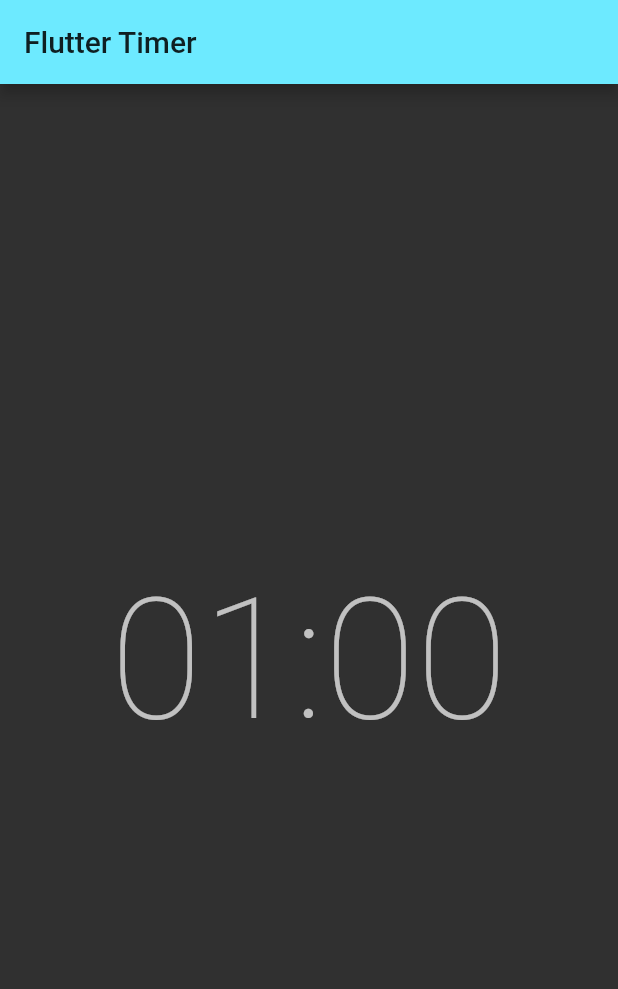
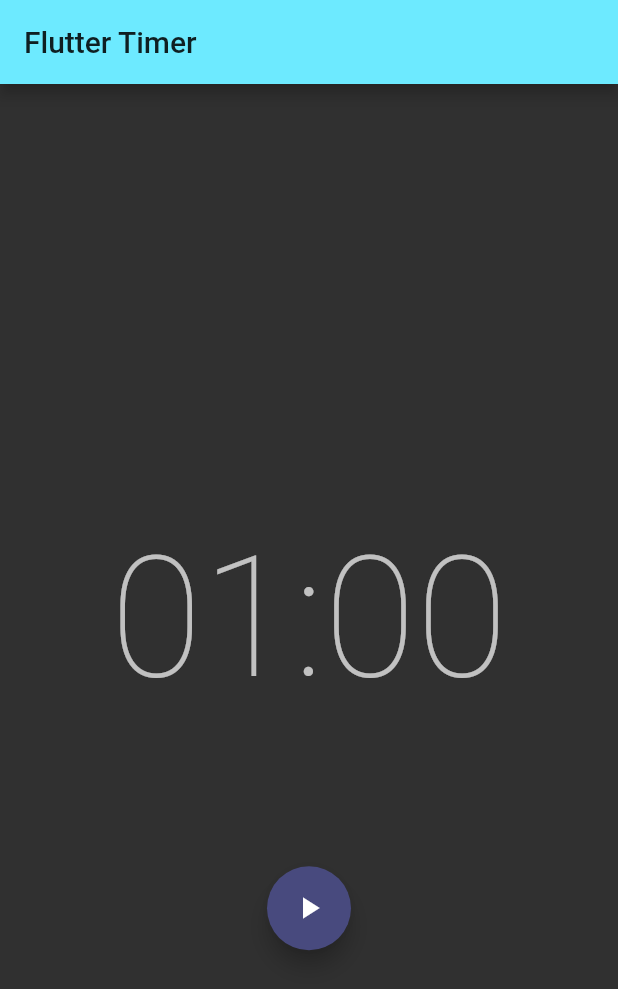
Before and after one commit to AlainHsu/flutter-bloc-architecture, a Flutter app: the screen it shows after launch, on a phone screen of 412 x 824 dp. Shown: the top 989 px of the screen. Run offline on Flutter 3.47's test engine with Material 2 defaults, Android fonts, the phone set to English and light mode, and no system bars; our stand-ins replace bloc, equatable, flutter_bloc.

Commit message:
feat: add timer actions

```diff
--- a/flutter_timer/lib/app.dart
+++ b/flutter_timer/lib/app.dart
@@ -1,5 +1,5 @@
 import 'package:flutter/material.dart';
-import 'package:flutter_timer/view/timer_page.dart';
+import 'package:flutter_timer/timer/view/timer_page.dart';
 
 class App extends StatelessWidget {
   @override
--- /dev/null
+++ b/flutter_timer/lib/timer/timer.dart
@@ -0,0 +1,2 @@
+export 'bloc/timer_bloc.dart';
+export 'view/timer_page.dart';
--- /dev/null
+++ b/flutter_timer/lib/timer/view/timer_page.dart
@@ -0,0 +1,113 @@
+import 'package:flutter/material.dart';
+import 'package:flutter_bloc/flutter_bloc.dart';
+import 'package:flutter_timer/timer/timer.dart';
+
+import '../../ticker.dart';
+
+class TimerPage extends StatelessWidget {
+  @override
+  Widget build(BuildContext context) {
+    return BlocProvider(
+      create: (_) => TimerBloc(ticker: Ticker()),
+      child: TimerView(),
+    );
+  }
+}
+
+class TimerView extends StatelessWidget {
+  const TimerView({Key? key}) : super(key: key);
+
+  @override
+  Widget build(BuildContext context) {
+    return Scaffold(
+      appBar: AppBar(
+        title: Text('Flutter Timer'),
+      ),
+      body: Stack(
+        children: [
+          // Background(),
+          Column(
+            mainAxisAlignment: MainAxisAlignment.center,
+            crossAxisAlignment: CrossAxisAlignment.center,
+            children: [
+              Padding(
+                padding: EdgeInsets.symmetric(vertical: 100.0),
+                child: Center(
+                  child: TimerText(),
+                ),
+              ),
+              Actions()
+            ],
+          )
+        ],
+      ),
+    );
+  }
+}
+
+class TimerText extends StatelessWidget {
+  const TimerText({Key? key}) : super(key: key);
+
+  @override
+  Widget build(BuildContext context) {
+    final duration = context.select((TimerBloc bloc) => bloc.state.duration);
+    final minutesStr =
+        ((duration / 60) % 60).floor().toString().padLeft(2, '0');
+    final secondStr = (duration % 60).floor().toString().padLeft(2, '0');
+    return Text(
+      '$minutesStr:$secondStr',
+      style: Theme.of(context).textTheme.headline1,
+    );
+  }
+}
+
+class Actions extends StatelessWidget {
+  const Actions({Key? key}) : super(key: key);
+
+  @override
+  Widget build(BuildContext context) {
+    return BlocBuilder<TimerBloc, TimerState>(
+        buildWhen: (prev, state) => prev.runtimeType != state.runtimeType,
+        builder: (context, state) {
+          return Row(
+            mainAxisAlignment: MainAxisAlignment.spaceEvenly,
+            children: [
+              if (state is TimerInitial) ...[
+                FloatingActionButton(
+                    child: Icon(Icons.play_arrow),
+                    onPressed: () => context
+                        .read<TimerBloc>()
+                        .add(TimerStarted(duration: state.duration)))
+              ],
+              if (state is TimerRunInProgress) ...[
+                FloatingActionButton(
+                    child: Icon(Icons.pause),
+                    onPressed: () =>
+                        context.read<TimerBloc>().add(TimerPaused())),
+                FloatingActionButton(
+                    child: Icon(Icons.replay),
+                    onPressed: () =>
+                        context.read<TimerBloc>().add(TimerReset())),
+              ],
+              if (state is TimerRunPause) ...[
+                FloatingActionButton(
+                  child: Icon(Icons.play_arrow),
+                  onPressed: () =>
+                      context.read<TimerBloc>().add(TimerResumed()),
+                ),
+                FloatingActionButton(
+                  child: Icon(Icons.replay),
+                  onPressed: () => context.read<TimerBloc>().add(TimerReset()),
+                ),
+              ],
+              if (state is TimerRunComplete) ...[
+                FloatingActionButton(
+                  child: Icon(Icons.replay),
+                  onPressed: () => context.read<TimerBloc>().add(TimerReset()),
+                ),
+              ]
+            ],
+          );
+        });
+  }
+}
--- a/flutter_timer/lib/view/timer_page.dart
+++ /dev/null
@@ -1,61 +0,0 @@
-import 'package:flutter/material.dart';
-import 'package:flutter_bloc/flutter_bloc.dart';
-import 'package:flutter_timer/bloc/timer_bloc.dart';
-
-import '../ticker.dart';
-
-class TimerPage extends StatelessWidget {
-  @override
-  Widget build(BuildContext context) {
-    return BlocProvider(
-      create: (_) => TimerBloc(ticker: Ticker()),
-      child: TimerView(),
-    );
-  }
-}
-
-class TimerView extends StatelessWidget {
-  const TimerView({Key? key}) : super(key: key);
-
-  @override
-  Widget build(BuildContext context) {
-    return Scaffold(
-      appBar: AppBar(
-        title: Text('Flutter Timer'),
-      ),
-      body: Stack(
-        children: [
-          // Background(),
-          Column(
-            mainAxisAlignment: MainAxisAlignment.center,
-            crossAxisAlignment: CrossAxisAlignment.center,
-            children: [
-              Padding(
-                padding: EdgeInsets.symmetric(vertical: 100.0),
-                child: Center(
-                  child: TimerText(),
-                ),
-              )
-            ],
-          )
-        ],
-      ),
-    );
-  }
-}
-
-class TimerText extends StatelessWidget {
-  const TimerText({Key? key}) : super(key: key);
-
-  @override
-  Widget build(BuildContext context) {
-    final duration = context.select((TimerBloc bloc) => bloc.state.duration);
-    final minutesStr =
-        ((duration / 60) % 60).floor().toString().padLeft(2, '0');
-    final secondStr = (duration % 60).floor().toString().padLeft(2, '0');
-    return Text(
-      '$minutesStr:$secondStr',
-      style: Theme.of(context).textTheme.headline1,
-    );
-  }
-}
```
Also changed, not shown: flutter_timer/lib/timer/bloc/timer_bloc.dart (renamed from flutter_timer/lib/bloc/timer_bloc.dart), flutter_timer/lib/timer/bloc/timer_event.dart (renamed from flutter_timer/lib/bloc/timer_event.dart), flutter_timer/lib/timer/bloc/timer_state.dart (renamed from flutter_timer/lib/bloc/timer_state.dart), flutter_timer/pubspec.lock, 4 other files.
